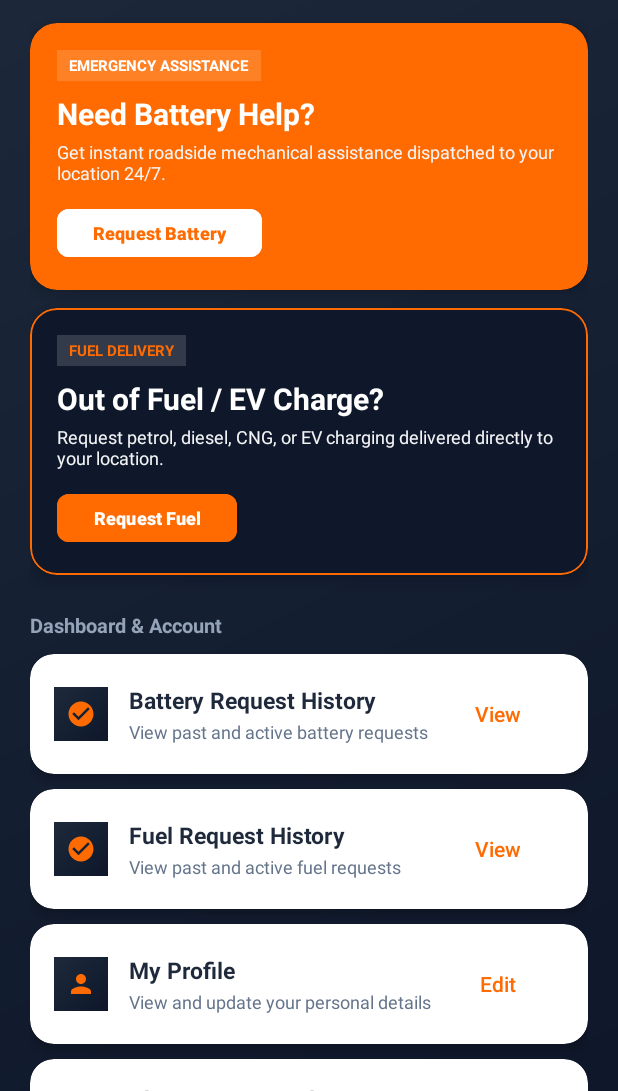
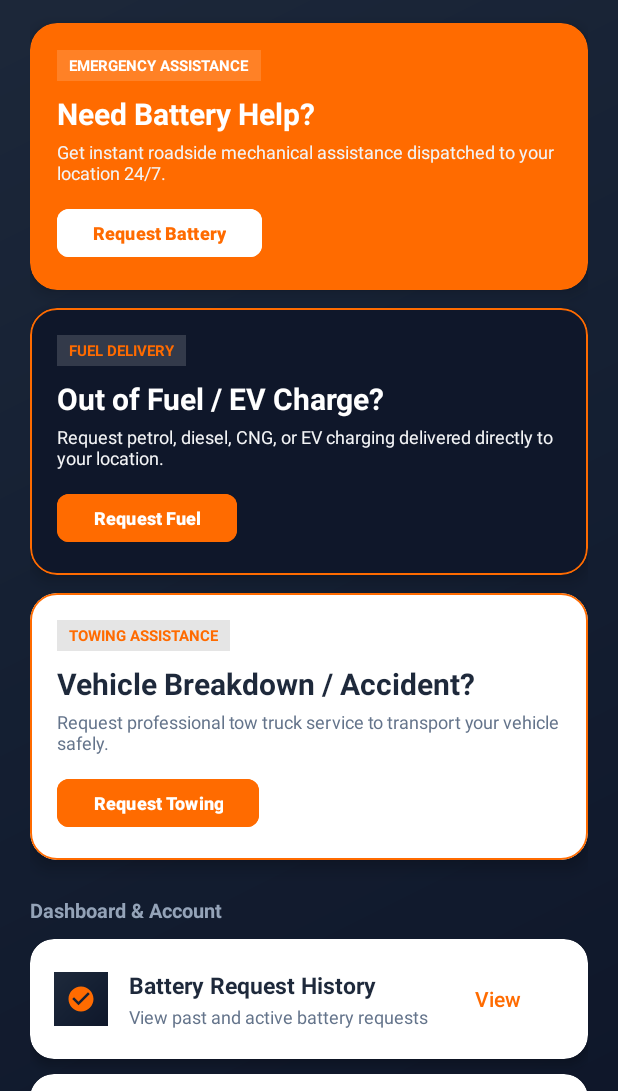
Before and after one commit to varmorakush-collab/RoadSide-Assistance, an Android app: the screen it shows after launch once a user with an empty profile is signed in (MainActivity), on a phone screen of 412 x 824 dp, the part 145-1236 px from its top. Run offline under Robolectric (Android 15) with nearby library versions, the phone set to English and light mode, and no system bars; our stand-ins replace Firebase (no records; nobody signed in at launch, a user with empty details on screens opened directly).

Commit message:
Towing help request form (vehicle info, issue, location)

```diff
--- a/app/src/main/AndroidManifest.xml
+++ b/app/src/main/AndroidManifest.xml
@@ -70,6 +70,12 @@
             android:exported="false"
             android:windowSoftInputMode="adjustResize" />
 
+        <!-- Request Towing Help Activity -->
+        <activity
+            android:name=".RequestTowingActivity"
+            android:exported="false"
+            android:windowSoftInputMode="adjustResize" />
+
         <!-- Battery Request History Activity -->
         <activity
             android:name=".BatteryRequestHistoryActivity"
--- a/app/src/main/java/com/example/roadsideassistance/MainActivity.java
+++ b/app/src/main/java/com/example/roadsideassistance/MainActivity.java
@@ -33,8 +33,10 @@ public class MainActivity extends AppCompatActivity {
         TextView tvUserInfo = findViewById(R.id.tvUserInfo);
         MaterialButton btnRequestBattery = findViewById(R.id.btnRequestBattery);
         MaterialButton btnRequestFuel = findViewById(R.id.btnRequestFuel);
+        MaterialButton btnRequestTowing = findViewById(R.id.btnRequestTowing);
         View cardRequestBattery = findViewById(R.id.cardRequestBattery);
         View cardRequestFuel = findViewById(R.id.cardRequestFuel);
+        View cardRequestTowing = findViewById(R.id.cardRequestTowing);
 
         MaterialButton btnBatteryHistory = findViewById(R.id.btnBatteryHistory);
         MaterialButton btnFuelHistory = findViewById(R.id.btnFuelHistory);
@@ -65,6 +67,13 @@ public class MainActivity extends AppCompatActivity {
         };
         btnRequestFuel.setOnClickListener(fuelListener);
         if (cardRequestFuel != null) cardRequestFuel.setOnClickListener(fuelListener);
+
+        View.OnClickListener towingListener = v -> {
+            Intent intent = new Intent(MainActivity.this, RequestTowingActivity.class);
+            startActivity(intent);
+        };
+        btnRequestTowing.setOnClickListener(towingListener);
+        if (cardRequestTowing != null) cardRequestTowing.setOnClickListener(towingListener);
 
         View.OnClickListener batteryHistoryListener = v -> {
             Intent intent = new Intent(MainActivity.this, BatteryRequestHistoryActivity.class);
--- a/app/src/main/res/layout/activity_main.xml
+++ b/app/src/main/res/layout/activity_main.xml
@@ -194,6 +194,71 @@
                         android:layout_marginTop="12dp"
                         android:backgroundTint="@color/primary_orange"
                         android:text="Request Fuel"
+                        android:textColor="@color/text_white"
+                        android:textSize="12sp"
+                        android:textStyle="bold"
+                        app:cornerRadius="8dp"
+                        app:elevation="0dp" />
+
+                </LinearLayout>
+
+            </com.google.android.material.card.MaterialCardView>
+
+            <!-- Hero Banner: Request Towing Help -->
+            <com.google.android.material.card.MaterialCardView
+                android:id="@+id/cardRequestTowing"
+                android:layout_width="match_parent"
+                android:layout_height="wrap_content"
+                android:layout_marginTop="12dp"
+                app:cardBackgroundColor="@color/card_bg"
+                app:cardCornerRadius="18dp"
+                app:cardElevation="6dp"
+                app:strokeColor="@color/primary_orange"
+                app:strokeWidth="1.5dp">
+
+                <LinearLayout
+                    android:layout_width="match_parent"
+                    android:layout_height="wrap_content"
+                    android:orientation="vertical"
+                    android:padding="18dp">
+
+                    <TextView
+                        android:layout_width="wrap_content"
+                        android:layout_height="wrap_content"
+                        android:background="#1A000000"
+                        android:paddingStart="8dp"
+                        android:paddingTop="3dp"
+                        android:paddingEnd="8dp"
+                        android:paddingBottom="3dp"
+                        android:text="TOWING ASSISTANCE"
+                        android:textColor="@color/primary_orange"
+                        android:textSize="10sp"
+                        android:textStyle="bold" />
+
+                    <TextView
+                        android:layout_width="match_parent"
+                        android:layout_height="wrap_content"
+                        android:layout_marginTop="8dp"
+                        android:text="Vehicle Breakdown / Accident?"
+                        android:textColor="@color/text_primary"
+                        android:textSize="20sp"
+                        android:textStyle="bold" />
+
+                    <TextView
+                        android:layout_width="match_parent"
+                        android:layout_height="wrap_content"
+                        android:layout_marginTop="3dp"
+                        android:text="Request professional tow truck service to transport your vehicle safely."
+                        android:textColor="@color/text_secondary"
+                        android:textSize="12sp" />
+
+                    <com.google.android.material.button.MaterialButton
+                        android:id="@+id/btnRequestTowing"
+                        android:layout_width="wrap_content"
+                        android:layout_height="40dp"
+                        android:layout_marginTop="12dp"
+                        android:backgroundTint="@color/primary_orange"
+                        android:text="Request Towing"
                         android:textColor="@color/text_white"
                         android:textSize="12sp"
                         android:textStyle="bold"
```
Also changed, not shown: app/src/main/java/com/example/roadsideassistance/RequestTowingActivity.java (added, +160 -0 lines), app/src/main/res/layout/activity_request_towing.xml (added, +174 -0 lines).
